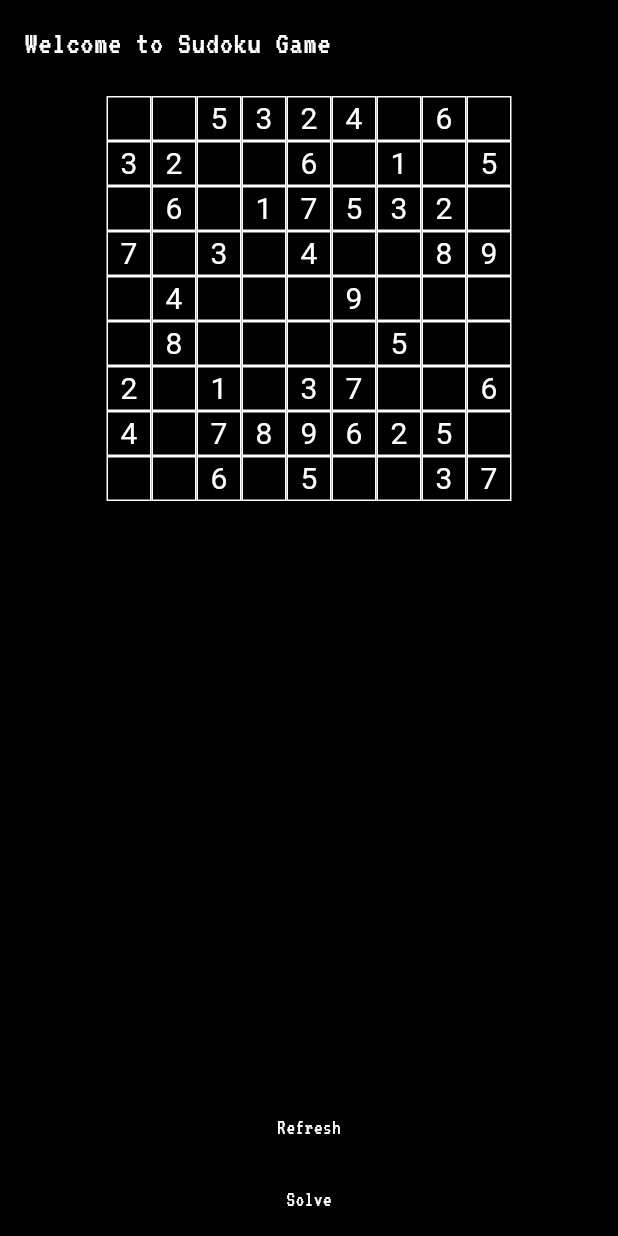
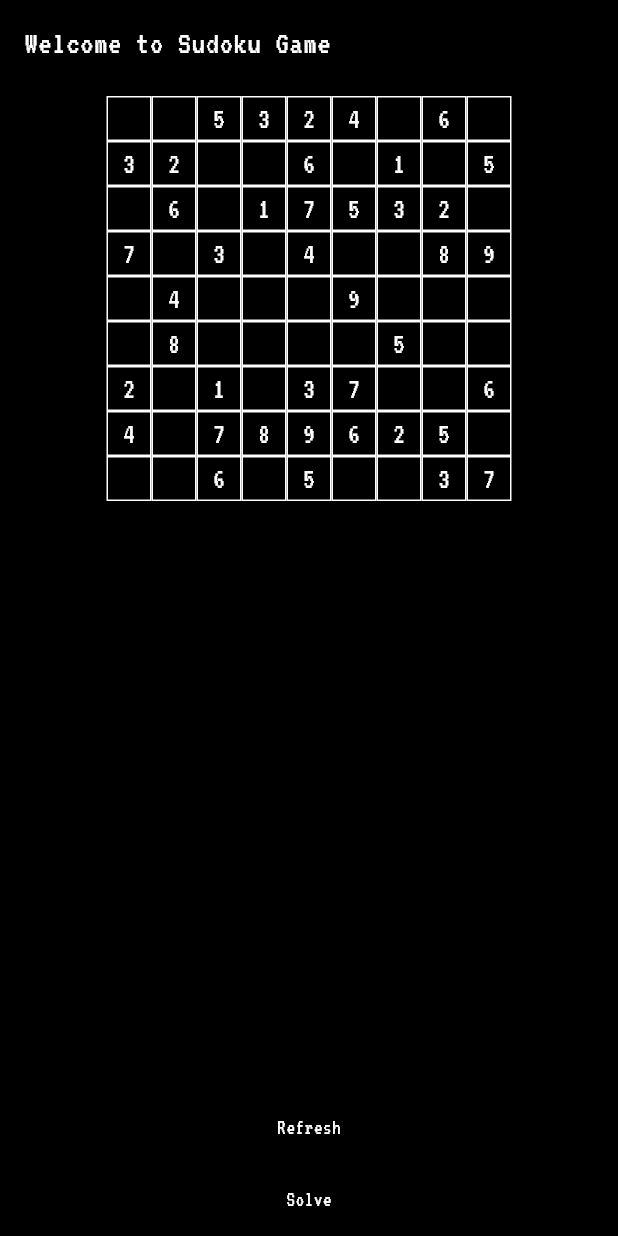
Before and after one commit to SerotoninMicro/web_sudoku, a Flutter app: the screen it shows after launch, on a phone screen of 412 x 824 dp. Run offline on Flutter 3.47's test engine with Material 3 defaults, Android fonts, the phone set to English and light mode, and no system bars; our stand-ins replace google_fonts.

```diff
--- a/lib/main.dart
+++ b/lib/main.dart
@@ -81,7 +81,7 @@ class _SudokuGameState extends State<SudokuGame> {
             mainAxisAlignment: MainAxisAlignment.center,
             children: [
               Expanded(
-                child: SudokuBoard(board: _sudokuBoard),
+                child: SudokuBoard(board: _sudokuBoard, onCellTap: _editCell),
               ),
               if (isCompleted && isValid)
                 const Padding(
@@ -126,12 +126,19 @@ class _SudokuGameState extends State<SudokuGame> {
       ),
     );
   }
+
+  void _editCell(int rowIndex, int colIndex, int newValue) {
+    setState(() {
+      _sudokuBoard[rowIndex][colIndex] = newValue;
+    });
+  }
 }
 
 class SudokuBoard extends StatefulWidget {
   final List<List<int>> board;
+  final Function(int, int, int) onCellTap;
 
-  const SudokuBoard({super.key, required this.board});
+  const SudokuBoard({super.key, required this.board, required this.onCellTap});
 
   @override
   // ignore: library_private_types_in_public_api
@@ -139,55 +146,6 @@ class SudokuBoard extends StatefulWidget {
 }
 
 class _SudokuBoardState extends State<SudokuBoard> {
-  late List<List<int>> _currentBoard;
-
-  @override
-  void initState() {
-    super.initState();
-    _currentBoard = List.generate(9, (_) => List<int>.filled(9, 0));
-    for (var i = 0; i < 9; i++) {
-      for (var j = 0; j < 9; j++) {
-        _currentBoard[i][j] = widget.board[i][j];
-      }
-    }
-  }
-
-  Future<void> _editCell(
-      BuildContext context, int rowIndex, int colIndex) async {
-    final int? newValue = await showDialog<int>(
-      context: context,
-      builder: (BuildContext context) {
-        return AlertDialog(
-          title: const Text('Edit Cell'),
-          content: TextField(
-            keyboardType: TextInputType.number,
-            textAlign: TextAlign.center,
-            maxLength: 1,
-            onChanged: (String value) {
-              setState(() {
-                _currentBoard[rowIndex][colIndex] = int.tryParse(value) ?? 0;
-              });
-            },
-          ),
-          actions: <Widget>[
-            TextButton(
-              onPressed: () {
-                Navigator.of(context)
-                    .pop<int>(_currentBoard[rowIndex][colIndex]);
-              },
-              child: const Text('OK'),
-            ),
-          ],
-        );
-      },
-    );
-    if (newValue != null) {
-      setState(() {
-        _currentBoard[rowIndex][colIndex] = newValue;
-      });
-    }
-  }
-
   @override
   Widget build(BuildContext context) {
     return Container(
@@ -201,7 +159,9 @@ class _SudokuBoardState extends State<SudokuBoard> {
             children: List.generate(9, (colIndex) {
               return InkWell(
                 onTap: () {
-                  _editCell(context, rowIndex, colIndex);
+                  if (widget.board[rowIndex][colIndex] == 0) {
+                    widget.onCellTap(rowIndex, colIndex, 1);
+                  }
                 },
                 child: Container(
                   width: 30,
@@ -211,10 +171,15 @@ class _SudokuBoardState extends State<SudokuBoard> {
                   ),
                   child: Center(
                     child: Text(
-                      _currentBoard[rowIndex][colIndex] == 0
+                      widget.board[rowIndex][colIndex] == 0
                           ? ''
-                          : _currentBoard[rowIndex][colIndex].toString(),
-                      style: const TextStyle(fontSize: 20, color: Colors.white),
+                          : widget.board[rowIndex][colIndex].toString(),
+                      style: GoogleFonts.vt323(
+                        textStyle: const TextStyle(
+                            fontSize: 20,
+                            color: Colors.white,
+                            letterSpacing: .5),
+                      ),
                     ),
                   ),
                 ),
```
